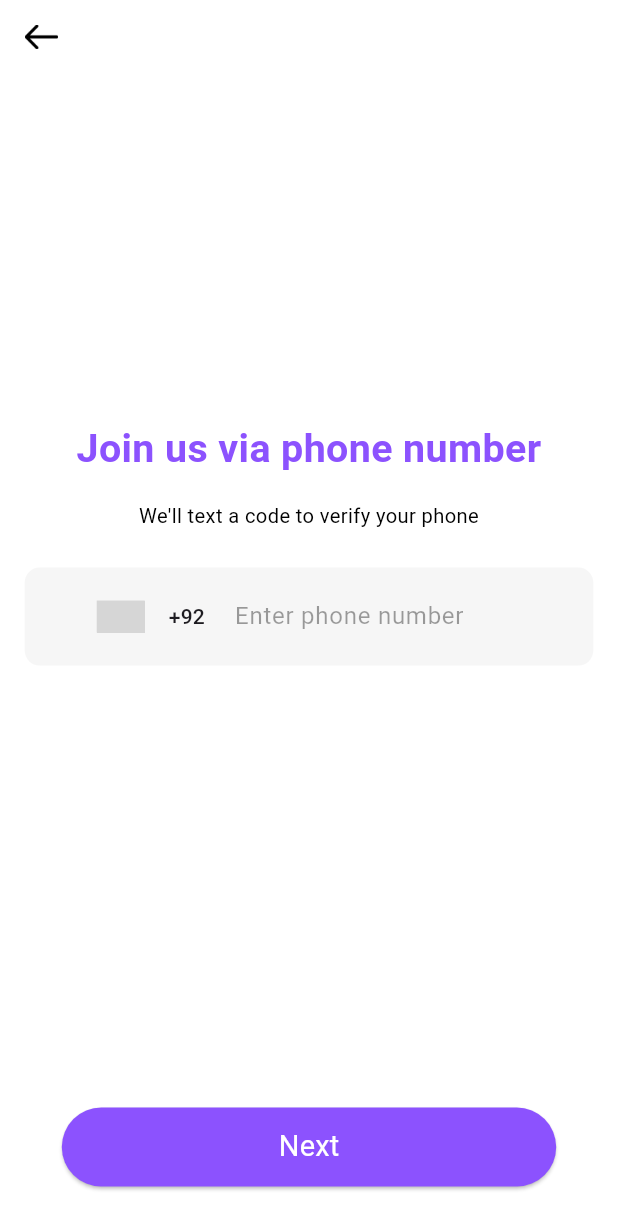
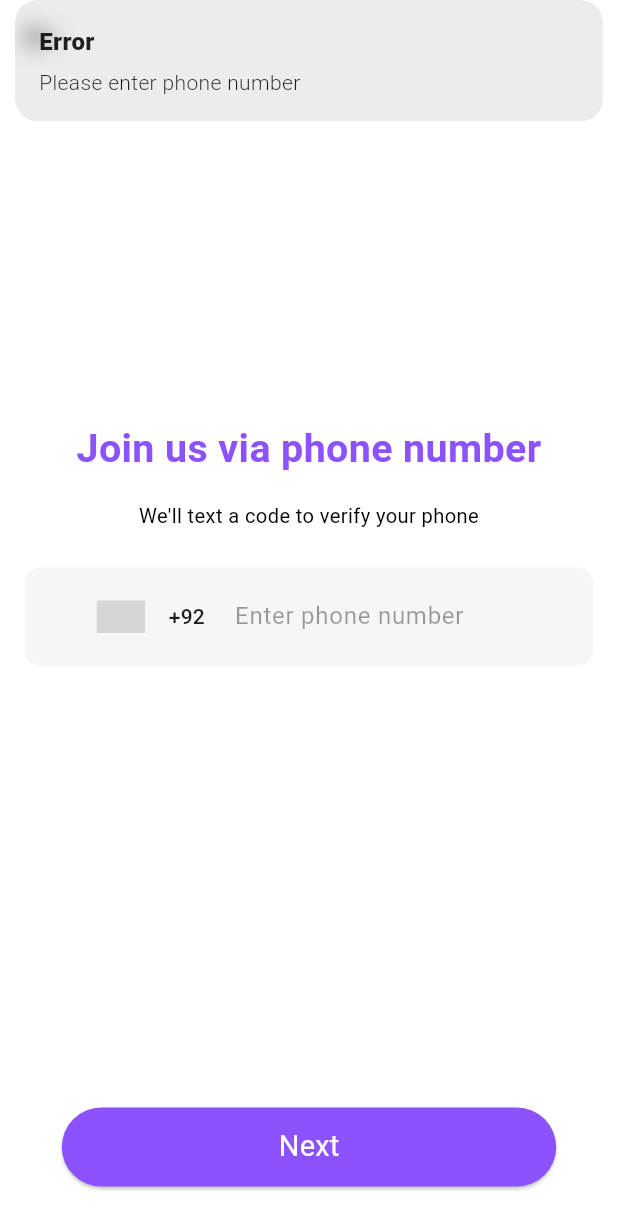
Before and after one commit to UmerAbbasi1515/TaskDone, a Flutter app: the LoginPhoneScreen screen opened directly, after a tap on "Next", on a phone screen of 412 x 824 dp. Shown: the top 1230 px of the screen. Run offline on Flutter 3.47's test engine with Material 3 defaults, Android fonts, the phone set to English and light mode, and no system bars; drawn by our look-alikes of country_code_picker; our stand-ins replace flutter_dotenv, get, pin_code_fields, shared_preferences, sizer, smooth_page_indicator; missing offline and left inert: encrypt, encrypted_shared_preferences; accounts and stored records are empty; Roboto replaces fonts that are missing (OpenSansRegular, OpenSansSemiBold); grey boxes are pictures that could not be loaded.

Commit message:
complete otp scren

```diff
--- a/lib/views/auth/login/login_controller.dart
+++ b/lib/views/auth/login/login_controller.dart
@@ -0,0 +1,9 @@
+import 'package:flutter/material.dart';
+import 'package:get/get.dart';
+
+class LoginController extends GetxController {
+  RxString phoneNumber = ''.obs;
+  RxString countryCode = ''.obs;
+  RxString otpCode = ''.obs;
+  final TextEditingController phoneController = TextEditingController();
+}
--- a/lib/views/auth/login/login_phone_screen.dart
+++ b/lib/views/auth/login/login_phone_screen.dart
@@ -9,6 +9,8 @@ import 'package:taskdone/utilities/constants/assets_path.dart';
 import 'package:taskdone/utilities/constants/meta_labels.dart';
 import 'package:taskdone/utilities/styles/colors.dart';
 import 'package:taskdone/utilities/styles/text_styles.dart';
+import 'package:taskdone/views/auth/login/login_controller.dart';
+import 'package:taskdone/views/auth/login/otp_screen.dart';
 
 class LoginPhoneScreen extends StatefulWidget {
   const LoginPhoneScreen({super.key});
@@ -18,7 +20,7 @@ class LoginPhoneScreen extends StatefulWidget {
 }
 
 class _LoginPhoneScreenState extends State<LoginPhoneScreen> {
-  final TextEditingController phoneController = TextEditingController();
+  LoginController controller = Get.put(LoginController());
 
   @override
   Widget build(BuildContext context) {
@@ -40,7 +42,6 @@ class _LoginPhoneScreenState extends State<LoginPhoneScreen> {
                   height: 2.h,
                 ),
               ),
-
               SizedBox(height: 30.h),
               Center(
                 child: Text(
@@ -50,7 +51,6 @@ class _LoginPhoneScreenState extends State<LoginPhoneScreen> {
                 ),
               ),
               SizedBox(height: 2.h),
-
               Center(
                 child: Text(
                   AppLabels.verifyyourPhone,
@@ -58,9 +58,7 @@ class _LoginPhoneScreenState extends State<LoginPhoneScreen> {
                   textAlign: TextAlign.center,
                 ),
               ),
-
               SizedBox(height: 3.h),
-
               Container(
                 padding:
                     const EdgeInsets.symmetric(horizontal: 12, vertical: 6),
@@ -75,6 +73,7 @@ class _LoginPhoneScreenState extends State<LoginPhoneScreen> {
                         if (kDebugMode) {
                           print(code);
                         }
+                        controller.countryCode.value = code.toString();
                       },
                       initialSelection: 'Pk',
                       showCountryOnly: false,
@@ -83,7 +82,7 @@ class _LoginPhoneScreenState extends State<LoginPhoneScreen> {
                     ),
                     Expanded(
                       child: TextField(
-                        controller: phoneController,
+                        controller: controller.phoneController,
                         keyboardType: TextInputType.number,
                         inputFormatters: [
                           // Allow only digits (0-9)
@@ -106,7 +105,15 @@ class _LoginPhoneScreenState extends State<LoginPhoneScreen> {
                 child: ButtonWidget(
                   buttonText: AppLabels.next,
                   onPress: () {
-                    Get.to(() => LoginPhoneScreen());
+                    if (controller.phoneController.text == "") {
+                      Get.snackbar("Error", "Please enter phone number");
+                      return;
+                    }
+                    var mobileNumber = controller.countryCode.value +
+                        controller.phoneController.text;
+                    Get.to(() => OTPScreen(
+                          phone: mobileNumber,
+                        ));
                   },
                   color: AppColors.purple,
                   textStyle: AppTextStyle.regularWhite18,
--- /dev/null
+++ b/lib/views/auth/login/otp_controller.dart
@@ -0,0 +1,8 @@
+
+import 'package:get/get.dart';
+
+class OTPController extends GetxController {
+  RxString otpCode = ''.obs;
+  RxString error = ''.obs;
+  RxBool validOTP = false.obs;
+}
--- a/pubspec.yaml
+++ b/pubspec.yaml
@@ -39,6 +39,7 @@ dependencies:
   sizer: ^3.1.3
   smooth_page_indicator: ^1.2.1
   country_code_picker: ^3.4.1
+  pin_code_fields: ^8.0.1
 
   # The following adds the Cupertino Icons font to your application.
   # Use with the CupertinoIcons class for iOS style icons.
```
Also changed, not shown: lib/views/auth/login/otp_screen.dart (added, +130 -0 lines), pubspec.lock, 999 other files.
